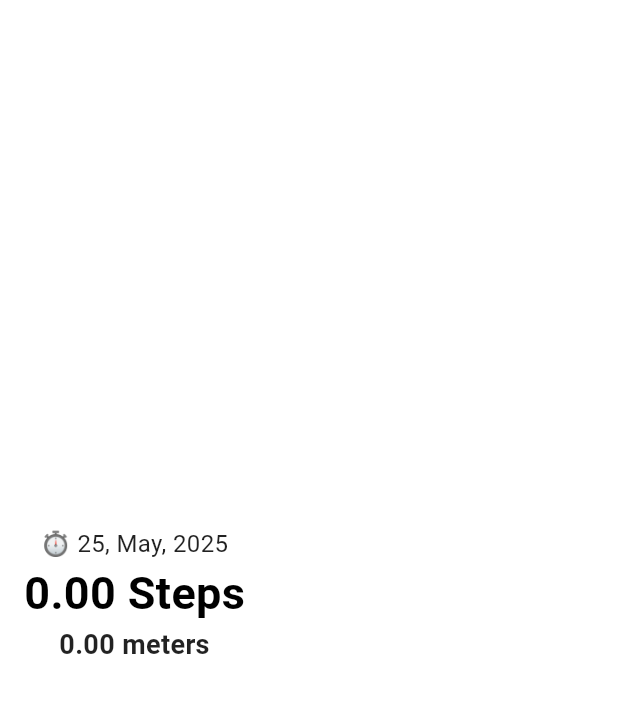
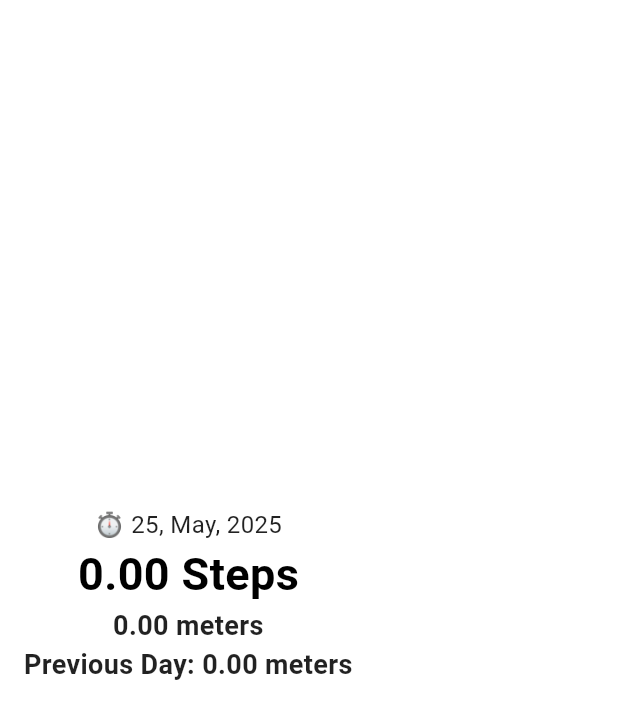
Before and after one commit to Borhan2004/Tracking-Apps, a Flutter app: the MarathonCounters widget shown alone on an empty page, opened directly, on a phone screen of 412 x 824 dp. Shown: the top 719 px of the screen. Run offline on Flutter 3.47's test engine with Material 3 defaults, Android fonts, the phone set to English and light mode, and no system bars; our stand-ins replace audioplayers, file_picker, fl_chart, flutter_otp_text_field, flutter_screenutil, geolocator and 5 more; accounts and stored records are empty.

Commit message:
Store distance for running .

```diff
--- a/lib/features/marathon/controller/marathon_controller.dart
+++ b/lib/features/marathon/controller/marathon_controller.dart
@@ -1,9 +1,11 @@
 
 import 'package:audioplayers/audioplayers.dart';
+import 'package:chrismiche/features/marathon/helper/tracking_data_storage.dart';
 import 'package:flutter/material.dart';
 import 'package:get/get.dart';
 import 'package:intl/intl.dart';
 import 'dart:async';
+import 'package:flutter/foundation.dart'; // For debugPrint
 
 class MarathonController extends GetxController with GetTickerProviderStateMixin {
   late ScrollController scrollController;
@@ -16,10 +18,12 @@ class MarathonController extends GetxController with GetTickerProviderStateMixin
   final RxBool isRunning = false.obs;
 
   RxDouble totalDistance = 0.0.obs;
+  RxDouble previousDayDistance = 0.0.obs; // Store last saved distance
   Timer? _distanceTimer;
+  Timer? _restartTimer;
 
   @override
-  void onInit() {
+  void onInit() async {
     super.onInit();
     scrollController = ScrollController();
     animationController = AnimationController(
@@ -44,6 +48,7 @@ class MarathonController extends GetxController with GetTickerProviderStateMixin
     });
 
     updateCurrentDate();
+    _updatePreviousDayDistance(); // Initialize last saved distance
 
     // Periodically check for date change
     Timer.periodic(const Duration(minutes: 1), (timer) {
@@ -51,6 +56,9 @@ class MarathonController extends GetxController with GetTickerProviderStateMixin
         _checkDateChangeAndReset();
       }
     });
+
+    // Start checking for animation restart time
+    restartAnimationAtSpecificTime(const TimeOfDay(hour: 0, minute: 0)); // Restart at 12:00 AM daily
   }
 
   void startAnimation() async {
@@ -70,6 +78,21 @@ class MarathonController extends GetxController with GetTickerProviderStateMixin
     isRunning.value = false;
     await audioPlayer.stop();
     _stopDistanceUpdate();
+
+    // Save totalDistance to SharedPreferences before resetting
+    try {
+      await TrackingDataStorage.saveDailyTracking(
+        totalDistance.value,
+        currentDate.value,
+      );
+      debugPrint('Stop: Saved totalDistance: ${totalDistance.value} for ${currentDate.value}');
+      previousDayDistance.value = totalDistance.value; // Update previous distance
+      totalDistance.value = 0.0; // Reset distance
+      debugPrint('Stop: Reset totalDistance to 0.0');
+    } catch (e) {
+      debugPrint('Stop: Error saving distance: $e');
+      Get.snackbar('Error', 'Failed to save distance: $e');
+    }
   }
 
   @override
@@ -78,6 +101,7 @@ class MarathonController extends GetxController with GetTickerProviderStateMixin
     animationController.dispose();
     audioPlayer.dispose();
     _stopDistanceUpdate();
+    _restartTimer?.cancel();
     super.onClose();
   }
 
@@ -86,6 +110,7 @@ class MarathonController extends GetxController with GetTickerProviderStateMixin
   void updateCurrentDate() {
     final now = DateTime.now();
     currentDate.value = DateFormat("d, MMMM, y").format(now);
+    _updatePreviousDayDistance(); // Update last saved distance when date changes
   }
 
   // Function to show date and running distance in a dialog
@@ -148,8 +173,62 @@ class MarathonController extends GetxController with GetTickerProviderStateMixin
     }
 
     if (_lastSavedDate.value != currentFormattedDate) {
+      // Save distance before resetting
+      try {
+        TrackingDataStorage.saveDailyTracking(
+          totalDistance.value,
+          _lastSavedDate.value,
+        );
+        debugPrint('Date change: Saved distance: ${totalDistance.value} for ${_lastSavedDate.value}');
+        previousDayDistance.value = totalDistance.value; // Update previous distance
+      } catch (e) {
+        debugPrint('Date change: Error saving distance: $e');
+        Get.snackbar('Error', 'Failed to save distance: $e');
+      }
       _reset();
       _lastSavedDate.value = currentFormattedDate;
+      _updatePreviousDayDistance(); // Update last saved distance
+    }
+  }
+
+  // Function to restart animation at a specific time
+  void restartAnimationAtSpecificTime(TimeOfDay restartTime) {
+    // Cancel any existing restart timer to avoid duplicates
+    _restartTimer?.cancel();
+
+    // Create a periodic timer to check the current time every minute
+    _restartTimer = Timer.periodic(const Duration(minutes: 1), (timer) {
+      final now = DateTime.now();
+      final currentTime = TimeOfDay(hour: now.hour, minute: now.minute);
+
+      // Check if the current time matches the specified restart time
+      if (currentTime.hour == restartTime.hour &&
+          currentTime.minute == restartTime.minute) {
+        // Stop the current animation and distance updates
+        stopAnimation();
+
+        // Reset distance to start fresh
+        _reset();
+
+        // Start the animation and distance updates again
+        startAnimation();
+
+        // Show a notification to the user
+        Get.snackbar('Animation Restarted', 'Running animation restarted at $restartTime.');
+      }
+    });
+  }
+
+  // Function to update the last saved distance
+  void _updatePreviousDayDistance() async {
+    try {
+      final lastSaved = await TrackingDataStorage.getLastSavedDistance();
+      previousDayDistance.value = lastSaved['distance'] as double;
+      debugPrint('Updated previousDayDistance: ${previousDayDistance.value} for date: ${lastSaved['date']}');
+    } catch (e) {
+      debugPrint('Error updating last saved distance: $e');
+      Get.snackbar('Error', 'Failed to retrieve last saved distance: $e');
+      previousDayDistance.value = 0.0;
     }
   }
 }
--- /dev/null
+++ b/lib/features/marathon/helper/tracking_data_storage.dart
@@ -0,0 +1,50 @@
+import 'package:shared_preferences/shared_preferences.dart';
+import 'package:flutter/foundation.dart'; // For debugPrint
+
+class TrackingDataStorage {
+  // Save the distance for a given date
+  static Future<void> saveDailyTracking(double distance, String date) async {
+    try {
+      final prefs = await SharedPreferences.getInstance();
+      await prefs.setDouble('distance_$date', distance);
+      await prefs.setString('last_saved_date', date); // Store last saved date
+      debugPrint('Saved distance: $distance meters for date: $date');
+    } catch (e) {
+      debugPrint('Error saving distance for $date: $e');
+      throw Exception('Failed to save distance for $date: $e');
+    }
+  }
+
+  // Retrieve the distance for a given date
+  static Future<double> getDailyTracking(String date) async {
+    try {
+      final prefs = await SharedPreferences.getInstance();
+      final distance = prefs.getDouble('distance_$date') ?? 0.0;
+      debugPrint('Retrieved distance: $distance meters for date: $date');
+      return distance;
+    } catch (e) {
+      debugPrint('Error retrieving distance for $date: $e');
+      throw Exception('Failed to retrieve distance for $date: $e');
+    }
+  }
+
+  // Retrieve the most recent saved distance and its date
+  static Future<Map<String, dynamic>> getLastSavedDistance() async {
+    try {
+      final prefs = await SharedPreferences.getInstance();
+      final lastDate = prefs.getString('last_saved_date') ?? '';
+      if (lastDate.isEmpty) {
+        debugPrint('No last saved date found');
+        return {'distance': 0.0, 'date': ''};
+      }
+      final distance = prefs.getDouble('distance_$lastDate') ?? 0.0;
+      debugPrint(
+        'Retrieved last saved distance: $distance meters for date: $lastDate',
+      );
+      return {'distance': distance, 'date': lastDate};
+    } catch (e) {
+      debugPrint('Error retrieving last saved distance: $e');
+      return {'distance': 0.0, 'date': ''};
+    }
+  }
+}
--- a/lib/features/marathon/screen/marathon_screen.dart
+++ b/lib/features/marathon/screen/marathon_screen.dart
@@ -36,7 +36,6 @@ class MarathonScreen extends StatelessWidget {
               );
             },
           ),
-
           Positioned(
             top: MediaQuery.of(context).size.height * 0.3,
             child: Image.asset(
@@ -45,7 +44,6 @@ class MarathonScreen extends StatelessWidget {
               width: MediaQuery.of(context).size.height * 0.55,
             ),
           ),
-
           Positioned(
             bottom: 40,
             child: Obx(
@@ -81,7 +79,9 @@ class MarathonScreen extends StatelessWidget {
             top: 65,
             left: 0,
             right: 0,
-            child: Column(children: [MarathonCounters(), const SizedBox(height: 40)]),
+            child: Column(
+              children: [MarathonCounters(), const SizedBox(height: 40)],
+            ),
           ),
         ],
       ),
--- a/lib/features/marathon/widgets/marathon_counters.dart
+++ b/lib/features/marathon/widgets/marathon_counters.dart
@@ -1,5 +1,3 @@
-
-
 import 'package:chrismiche/features/marathon/controller/marathon_controller.dart';
 import 'package:flutter/material.dart';
 import 'package:get/get.dart';
@@ -23,7 +21,6 @@ class MarathonCounters extends StatelessWidget {
               textAlign: TextAlign.center,
               style: TextStyle(fontSize: 16),
             ),
-
             Text(
               '${(controller.totalDistance.value / 0.762).toStringAsFixed(2)} Steps',
               style: TextStyle(
@@ -37,7 +34,11 @@ class MarathonCounters extends StatelessWidget {
               textAlign: TextAlign.center,
               style: TextStyle(fontSize: 18, fontWeight: FontWeight.bold),
             ),
-
+            Text(
+              'Previous Day: ${controller.previousDayDistance.value.toStringAsFixed(2)} meters',
+              textAlign: TextAlign.center,
+              style: TextStyle(fontSize: 18, fontWeight: FontWeight.bold),
+            ),
             SizedBox(height: 30),
           ],
         ),
```
